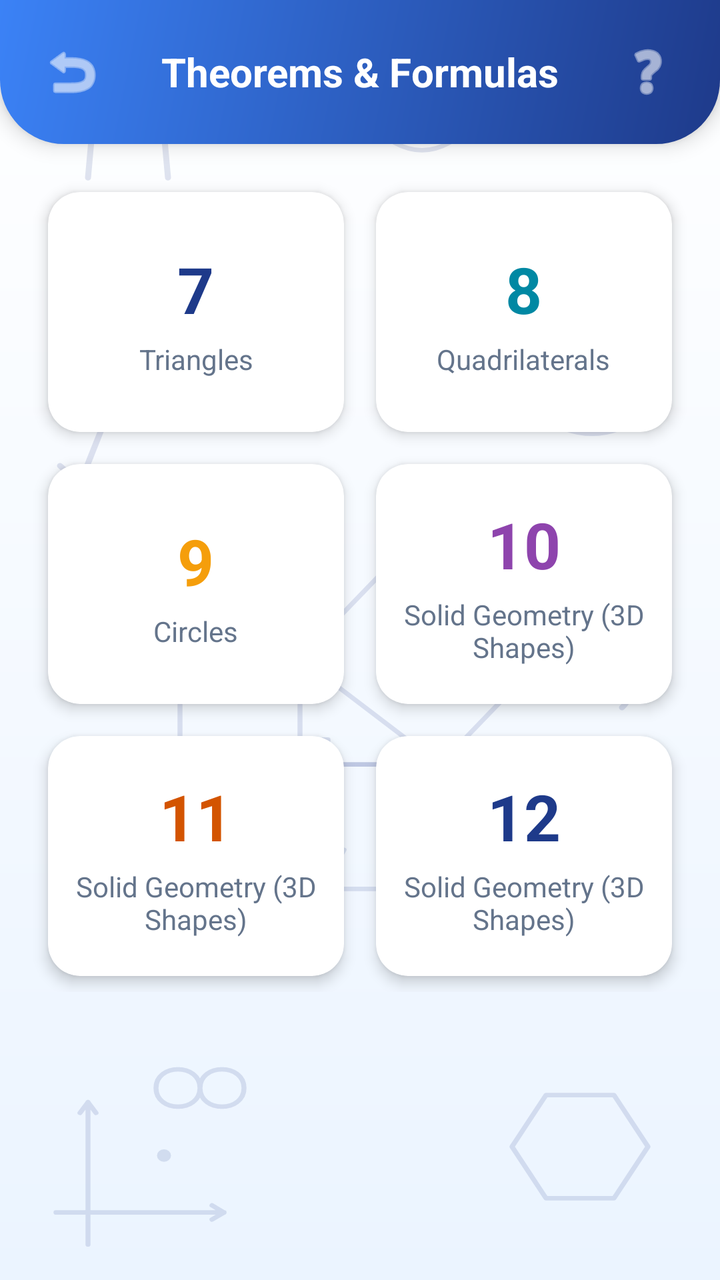
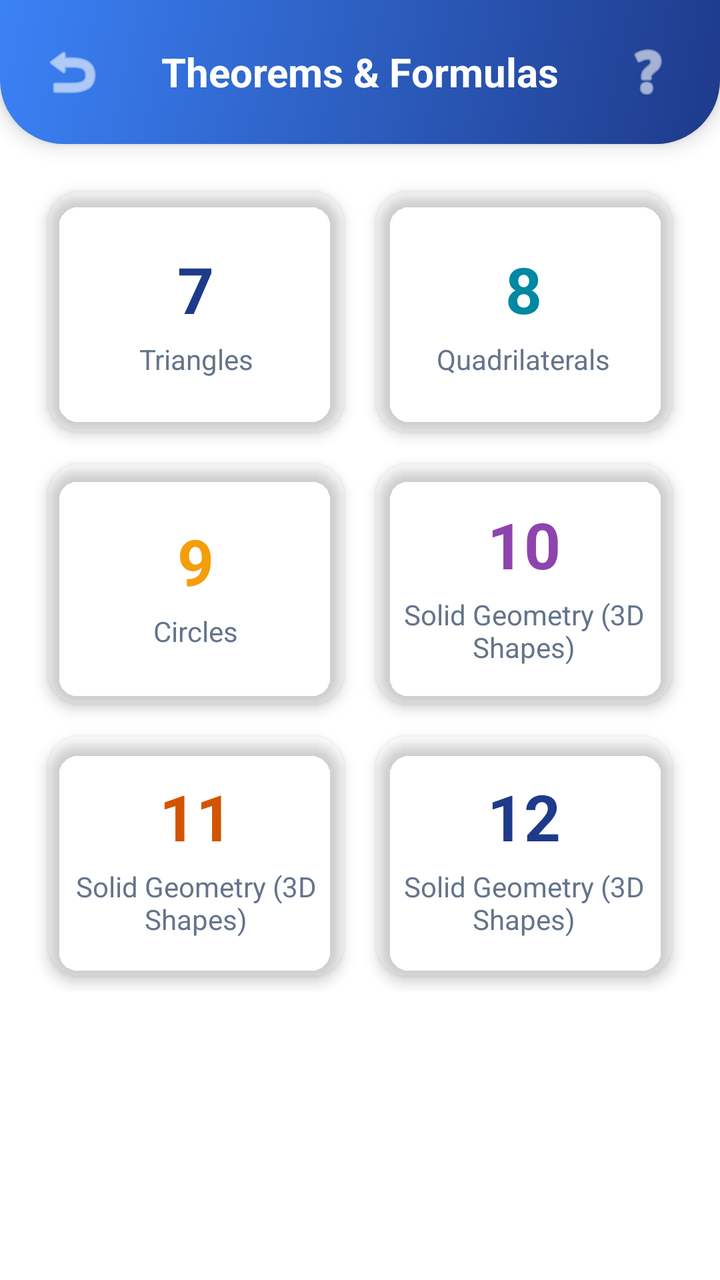

An Android layout rendered at two revisions. The XML below is the earlier revision; the diff shows what the commit changed to produce the second picture.
<!-- AndroidManifest.xml: application theme Theme.MaterialComponents.DayNight.NoActionBar -->
<!-- res/layout/activity_theorems.xml -->
<?xml version="1.0" encoding="utf-8"?>
<LinearLayout xmlns:android="http://schemas.android.com/apk/res/android"
    xmlns:app="http://schemas.android.com/apk/res-auto"
    android:layout_width="match_parent"
    android:layout_height="match_parent"
    android:background="@drawable/bg_gradient_light"
    android:orientation="vertical">

    
    <RelativeLayout
        android:layout_width="match_parent"
        android:layout_height="wrap_content"
        android:background="@drawable/bg_header_gradient"
        android:elevation="6dp"
        android:padding="16dp"
        android:paddingTop="24dp">

        <ImageButton
            android:id="@+id/btnBack"
            android:layout_width="40dp"
            android:layout_height="40dp"
            android:background="?attr/selectableItemBackgroundBorderless"
            android:src="@android:drawable/ic_menu_revert"
            app:tint="#FFFFFF"
            android:layout_centerVertical="true"/>

        <TextView
            android:layout_width="wrap_content"
            android:layout_height="wrap_content"
            android:layout_centerInParent="true"
            android:text="@string/theorems_title"
            android:textColor="#FFFFFF"
            android:textSize="20sp"
            android:textStyle="bold" />

        <ImageButton
            android:id="@+id/btnHelpTheorems"
            android:layout_width="40dp"
            android:layout_height="40dp"
            android:layout_alignParentEnd="true"
            android:layout_centerVertical="true"
            android:background="?attr/selectableItemBackgroundBorderless"
            android:src="@android:drawable/ic_menu_help"
            app:tint="#FFFFFF"
            android:tooltipText="Help" />
    </RelativeLayout>

    <ScrollView
        android:layout_width="match_parent"
        android:layout_height="match_parent"
        android:padding="16dp"
        android:clipToPadding="false">

        <GridLayout
            android:layout_width="match_parent"
            android:layout_height="wrap_content"
            android:columnCount="2"
            android:alignmentMode="alignMargins">

            
            <com.google.android.material.card.MaterialCardView
                android:id="@+id/btnGrade7"
                android:layout_width="0dp"
                android:layout_height="120dp"
                android:layout_columnWeight="1"
                android:layout_margin="8dp"
                app:cardCornerRadius="16dp"
                app:cardElevation="4dp"
                app:cardBackgroundColor="@color/surface_white"
                android:clickable="true"
                android:focusable="true">

                <LinearLayout
                    android:layout_width="match_parent"
                    android:layout_height="match_parent"
                    android:orientation="vertical"
                    android:gravity="center"
                    android:padding="12dp">
                    <TextView android:layout_width="wrap_content" android:layout_height="wrap_content" android:text="7" android:textSize="32sp" android:textStyle="bold" android:textColor="@color/primary"/>
                    <TextView android:layout_width="wrap_content" android:layout_height="wrap_content" android:text="@string/th_triangles" android:gravity="center" android:textColor="@color/text_subtitle" android:textSize="14sp" android:layout_marginTop="4dp"/>
                </LinearLayout>
            </com.google.android.material.card.MaterialCardView>

            
            <com.google.android.material.card.MaterialCardView
                android:id="@+id/btnGrade8"
                android:layout_width="0dp"
                android:layout_height="120dp"
                android:layout_columnWeight="1"
                android:layout_margin="8dp"
                app:cardCornerRadius="16dp"
                app:cardElevation="4dp"
                app:cardBackgroundColor="@color/surface_white"
                android:clickable="true"
                android:focusable="true">

                <LinearLayout
                    android:layout_width="match_parent"
                    android:layout_height="match_parent"
                    android:orientation="vertical"
                    android:gravity="center"
                    android:padding="12dp">
                    <TextView android:layout_width="wrap_content" android:layout_height="wrap_content" android:text="8" android:textSize="32sp" android:textStyle="bold" android:textColor="@color/secondary_dark"/>
                    <TextView android:layout_width="wrap_content" android:layout_height="wrap_content" android:text="@string/th_quadrilaterals" android:gravity="center" android:textColor="@color/text_subtitle" android:textSize="14sp" android:layout_marginTop="4dp"/>
                </LinearLayout>
            </com.google.android.material.card.MaterialCardView>

            
            <com.google.android.material.card.MaterialCardView
                android:id="@+id/btnGrade9"
                android:layout_width="0dp"
                android:layout_height="120dp"
                android:layout_columnWeight="1"
                android:layout_margin="8dp"
                app:cardCornerRadius="16dp"
                app:cardElevation="4dp"
                app:cardBackgroundColor="@color/surface_white"
                android:clickable="true"
                android:focusable="true">

                <LinearLayout
                    android:layout_width="match_parent"
                    android:layout_height="match_parent"
                    android:orientation="vertical"
                    android:gravity="center"
                    android:padding="12dp">
                    <TextView android:layout_width="wrap_content" android:layout_height="wrap_content" android:text="9" android:textSize="32sp" android:textStyle="bold" android:textColor="@color/warning_orange"/>
                    <TextView android:layout_width="wrap_content" android:layout_height="wrap_content" android:text="@string/th_circles" android:gravity="center" android:textColor="@color/text_subtitle" android:textSize="14sp" android:layout_marginTop="4dp"/>
                </LinearLayout>
            </com.google.android.material.card.MaterialCardView>

            
            <com.google.android.material.card.MaterialCardView
                android:id="@+id/btnGrade10"
                android:layout_width="0dp"
                android:layout_height="120dp"
                android:layout_columnWeight="1"
                android:layout_margin="8dp"
                app:cardCornerRadius="16dp"
                app:cardElevation="4dp"
                app:cardBackgroundColor="@color/surface_white"
                android:clickable="true"
                android:focusable="true">

                <LinearLayout
                    android:layout_width="match_parent"
                    android:layout_height="match_parent"
                    android:orientation="vertical"
                    android:gravity="center"
                    android:padding="12dp">
                    <TextView android:layout_width="wrap_content" android:layout_height="wrap_content" android:text="10" android:textSize="32sp" android:textStyle="bold" android:textColor="#8E44AD"/>
                    <TextView android:layout_width="wrap_content" android:layout_height="wrap_content" android:text="@string/th_3d_shapes" android:gravity="center" android:textColor="@color/text_subtitle" android:textSize="14sp" android:layout_marginTop="4dp"/>
                </LinearLayout>
            </com.google.android.material.card.MaterialCardView>

            
            <com.google.android.material.card.MaterialCardView
                android:id="@+id/btnGrade11"
                android:layout_width="0dp"
                android:layout_height="120dp"
                android:layout_columnWeight="1"
                android:layout_margin="8dp"
                app:cardCornerRadius="16dp"
                app:cardElevation="4dp"
                app:cardBackgroundColor="@color/surface_white"
                android:clickable="true"
                android:focusable="true">

                <LinearLayout
                    android:layout_width="match_parent"
                    android:layout_height="match_parent"
                    android:orientation="vertical"
                    android:gravity="center"
                    android:padding="12dp">
                    <TextView android:layout_width="wrap_content" android:layout_height="wrap_content" android:text="11" android:textSize="32sp" android:textStyle="bold" android:textColor="#D35400"/>
                    <TextView android:layout_width="wrap_content" android:layout_height="wrap_content" android:text="@string/th_3d_shapes" android:gravity="center" android:textColor="@color/text_subtitle" android:textSize="14sp" android:layout_marginTop="4dp"/>
                </LinearLayout>
            </com.google.android.material.card.MaterialCardView>

            
            <com.google.android.material.card.MaterialCardView
                android:id="@+id/btnGrade12"
                android:layout_width="0dp"
                android:layout_height="120dp"
                android:layout_columnWeight="1"
                android:layout_margin="8dp"
                app:cardCornerRadius="16dp"
                app:cardElevation="4dp"
                app:cardBackgroundColor="@color/surface_white"
                android:clickable="true"
                android:focusable="true">

                <LinearLayout
                    android:layout_width="match_parent"
                    android:layout_height="match_parent"
                    android:orientation="vertical"
                    android:gravity="center"
                    android:padding="12dp">
                    <TextView android:layout_width="wrap_content" android:layout_height="wrap_content" android:text="12" android:textSize="32sp" android:textStyle="bold" android:textColor="@color/main_blue"/>
                    <TextView android:layout_width="wrap_content" android:layout_height="wrap_content" android:text="@string/th_3d_shapes" android:gravity="center" android:textColor="@color/text_subtitle" android:textSize="14sp" android:layout_marginTop="4dp"/>
                </LinearLayout>
            </com.google.android.material.card.MaterialCardView>

        </GridLayout>
    </ScrollView>
</LinearLayout>
<!-- resources referenced by this layout -->
<resources>
  <color name="main_blue">#1E3A8A</color>
  <color name="primary">#1E3A8A</color>
  <color name="secondary_dark">#0088A3</color>
  <color name="surface_white">#FFFFFF</color>
  <color name="text_subtitle">#64748B</color>
  <color name="warning_orange">#F59E0B</color>
  <!-- drawable bg_gradient_light (drawable) -->
  <?xml version="1.0" encoding="utf-8"?>
  <layer-list xmlns:android="http://schemas.android.com/apk/res/android">
      <item>
          <shape>
              <gradient
                  android:startColor="@color/grad_top"
                  android:endColor="@color/grad_bottom"
                  android:angle="270" />
          </shape>
      </item>
      <item android:drawable="@drawable/bg_geometry_pattern" />
  </layer-list>
  <!-- drawable bg_header_gradient (drawable) -->
  <?xml version="1.0" encoding="utf-8"?>
  <shape xmlns:android="http://schemas.android.com/apk/res/android">
      
      <gradient
          android:startColor="@color/header_grad_start"
          android:endColor="@color/header_grad_end"
          android:angle="135" />
      
      <corners
          android:bottomLeftRadius="32dp"
          android:bottomRightRadius="32dp" />
  </shape>
  <string name="th_3d_shapes">Solid Geometry (3D Shapes)</string>
  <string name="th_circles">Circles</string>
  <string name="th_quadrilaterals">Quadrilaterals</string>
  <string name="th_triangles">Triangles</string>
  <string name="theorems_title">Theorems &amp; Formulas</string>
  <color name="grad_top">#FFFFFF</color>
  <color name="grad_bottom">#EBF4FF</color>
  <!-- drawable bg_geometry_pattern: vector/xml drawable (drawable, 4289 chars, omitted) -->
  <color name="header_grad_start">#1E3A8A</color>
  <color name="header_grad_end">#3B82F6</color>
</resources>

<!-- the commit's change to res/layout/activity_theorems.xml (unified diff, before → after) -->
@@ -3,7 +3,7 @@
     xmlns:app="http://schemas.android.com/apk/res-auto"
     android:layout_width="match_parent"
     android:layout_height="match_parent"
-    android:background="@drawable/bg_gradient_light"
+    android:background="?attr/appScreenBg"
     android:orientation="vertical">
 
     
@@ -66,7 +66,7 @@
                 android:layout_margin="8dp"
                 app:cardCornerRadius="16dp"
                 app:cardElevation="4dp"
-                app:cardBackgroundColor="@color/surface_white"
+                app:cardBackgroundColor="?attr/appCardFill"
                 android:clickable="true"
                 android:focusable="true">
 
@@ -90,7 +90,7 @@
                 android:layout_margin="8dp"
                 app:cardCornerRadius="16dp"
                 app:cardElevation="4dp"
-                app:cardBackgroundColor="@color/surface_white"
+                app:cardBackgroundColor="?attr/appCardFill"
                 android:clickable="true"
                 android:focusable="true">
 
@@ -114,7 +114,7 @@
                 android:layout_margin="8dp"
                 app:cardCornerRadius="16dp"
                 app:cardElevation="4dp"
-                app:cardBackgroundColor="@color/surface_white"
+                app:cardBackgroundColor="?attr/appCardFill"
                 android:clickable="true"
                 android:focusable="true">
 
@@ -138,7 +138,7 @@
                 android:layout_margin="8dp"
                 app:cardCornerRadius="16dp"
                 app:cardElevation="4dp"
-                app:cardBackgroundColor="@color/surface_white"
+                app:cardBackgroundColor="?attr/appCardFill"
                 android:clickable="true"
                 android:focusable="true">
 
@@ -162,7 +162,7 @@
                 android:layout_margin="8dp"
                 app:cardCornerRadius="16dp"
                 app:cardElevation="4dp"
-                app:cardBackgroundColor="@color/surface_white"
+                app:cardBackgroundColor="?attr/appCardFill"
                 android:clickable="true"
                 android:focusable="true">
 
@@ -186,7 +186,7 @@
                 android:layout_margin="8dp"
                 app:cardCornerRadius="16dp"
                 app:cardElevation="4dp"
-                app:cardBackgroundColor="@color/surface_white"
+                app:cardBackgroundColor="?attr/appCardFill"
                 android:clickable="true"
                 android:focusable="true">
 
<!-- resource entries referenced after the edit -->
@@ -3,22 +3,8 @@
   <color name="main_blue">#1E3A8A</color>
   <color name="primary">#1E3A8A</color>
   <color name="secondary_dark">#0088A3</color>
-  <color name="surface_white">#FFFFFF</color>
   <color name="text_subtitle">#64748B</color>
   <color name="warning_orange">#F59E0B</color>
-  <!-- drawable bg_gradient_light (drawable) -->
-  <?xml version="1.0" encoding="utf-8"?>
-  <layer-list xmlns:android="http://schemas.android.com/apk/res/android">
-      <item>
-          <shape>
-              <gradient
-                  android:startColor="@color/grad_top"
-                  android:endColor="@color/grad_bottom"
-                  android:angle="270" />
-          </shape>
-      </item>
-      <item android:drawable="@drawable/bg_geometry_pattern" />
-  </layer-list>
   <!-- drawable bg_header_gradient (drawable) -->
   <?xml version="1.0" encoding="utf-8"?>
   <shape xmlns:android="http://schemas.android.com/apk/res/android">
@@ -37,9 +23,6 @@
   <string name="th_quadrilaterals">Quadrilaterals</string>
   <string name="th_triangles">Triangles</string>
   <string name="theorems_title">Theorems &amp; Formulas</string>
-  <color name="grad_top">#FFFFFF</color>
-  <color name="grad_bottom">#EBF4FF</color>
-  <!-- drawable bg_geometry_pattern: vector/xml drawable (drawable, 4289 chars, omitted) -->
   <color name="header_grad_start">#1E3A8A</color>
   <color name="header_grad_end">#3B82F6</color>
 </resources>
